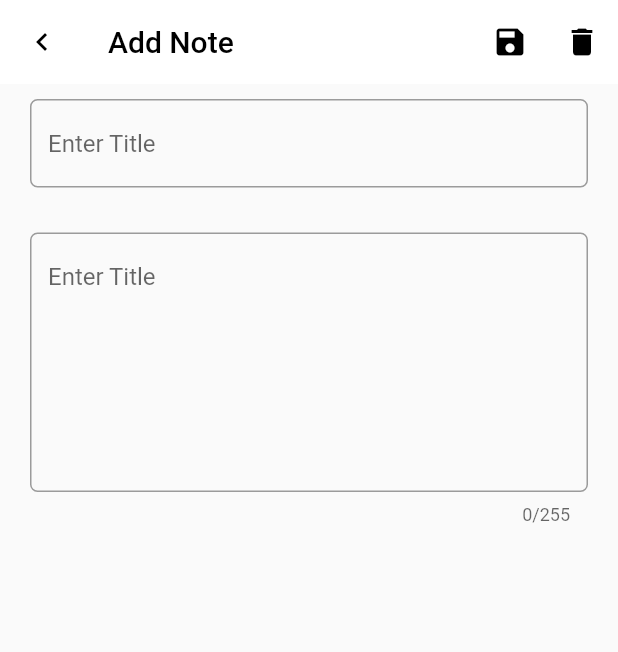
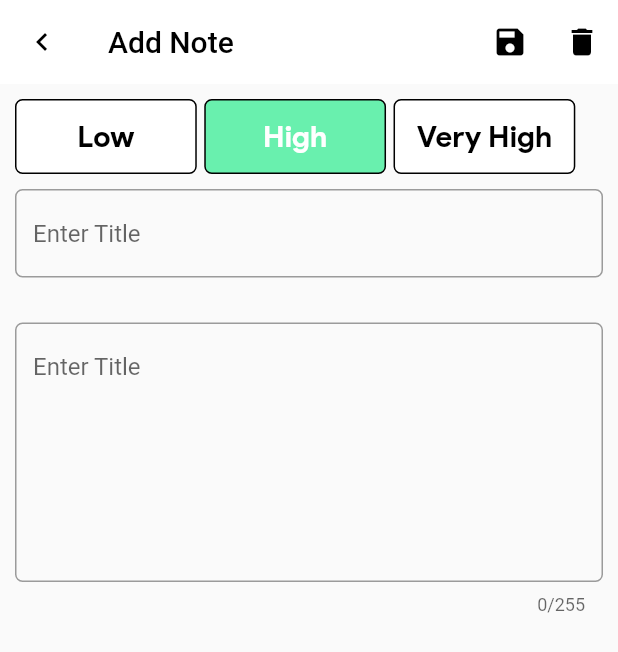
Before and after one commit to CodingWithTashi/note_keeper, a Flutter app: the screen it shows after launch, after a tap on the "list" icon, after a tap on the "add" icon, on a phone screen of 412 x 824 dp. Shown: the top 652 px of the screen. Run offline on Flutter 3.47's test engine with Material 2 defaults, Android fonts, the phone set to English and light mode, and no system bars; our stand-ins replace drift; accounts and stored records are empty; generated files the repository leaves out were written again.

Commit message:
Part 11 -Priority Setup

```diff
--- a/lib/screen/note_detail_page.dart
+++ b/lib/screen/note_detail_page.dart
@@ -1,6 +1,7 @@
 import 'package:drift/drift.dart' as dr;
 import 'package:flutter/material.dart';
 import 'package:note_keeper/database/database.dart';
+import 'package:note_keeper/util/priority_picker.dart';
 import 'package:provider/provider.dart';
 
 class NoteDetailPage extends StatefulWidget {
@@ -18,12 +19,16 @@ class _NoteDetailPageState extends State<NoteDetailPage> {
   late AppDatabase appDatabase;
   late TextEditingController titleEditingController;
   late TextEditingController descriptionEditingController;
+  int priorityLevel = 0;
+  int colorLevel = 0;
   @override
   void initState() {
     titleEditingController = TextEditingController();
     descriptionEditingController = TextEditingController();
     titleEditingController.text = widget.noteCompanion.title.value;
     descriptionEditingController.text = widget.noteCompanion.description.value;
+    priorityLevel = widget.noteCompanion.priority.value!;
+    colorLevel = widget.noteCompanion.color.value!;
     super.initState();
   }
 
@@ -33,9 +38,18 @@ class _NoteDetailPageState extends State<NoteDetailPage> {
     return Scaffold(
       appBar: _getDetailAppBar(),
       body: Container(
-        padding: const EdgeInsets.symmetric(horizontal: 20, vertical: 10),
+        padding: const EdgeInsets.symmetric(horizontal: 10, vertical: 10),
         child: Column(
           children: [
+            PriorityPicker(
+              index: priorityLevel,
+              onTap: (selectedIndex) {
+                priorityLevel = selectedIndex;
+              },
+            ),
+            SizedBox(
+              height: 10,
+            ),
             TextFormField(
               controller: titleEditingController,
               decoration: InputDecoration(
--- /dev/null
+++ b/lib/util/priority_picker.dart
@@ -0,0 +1,51 @@
+import 'package:flutter/cupertino.dart';
+import 'package:flutter/material.dart';
+
+class PriorityPicker extends StatefulWidget {
+  int index;
+  Function(int) onTap;
+  PriorityPicker({Key? key, required this.index, required this.onTap})
+      : super(key: key);
+
+  @override
+  _PriorityPickerState createState() => _PriorityPickerState();
+}
+
+class _PriorityPickerState extends State<PriorityPicker> {
+  List<String> nameList = ['Low', 'High', 'Very High'];
+  List<Color> colorList = [Colors.green, Colors.greenAccent, Colors.red];
+  @override
+  Widget build(BuildContext context) {
+    return Container(
+      width: MediaQuery.of(context).size.width,
+      height: 50,
+      child: ListView.builder(
+        scrollDirection: Axis.horizontal,
+        itemCount: nameList.length,
+        itemBuilder: (context, index) {
+          return InkWell(
+            onTap: () {
+              widget.index = index;
+              setState(() {});
+            },
+            child: Container(
+              margin: EdgeInsets.only(right: 5),
+              decoration: BoxDecoration(
+                  borderRadius: BorderRadius.circular(5),
+                  border: Border.all(color: Colors.black),
+                  color:
+                      widget.index == index ? colorList[index] : Colors.white),
+              width: MediaQuery.of(context).size.width / 3.4,
+              child: Center(
+                  child: Text(
+                nameList[index],
+                style: TextStyle(
+                    color: widget.index == index ? Colors.white : Colors.black),
+              )),
+            ),
+          );
+        },
+      ),
+    );
+  }
+}
```
